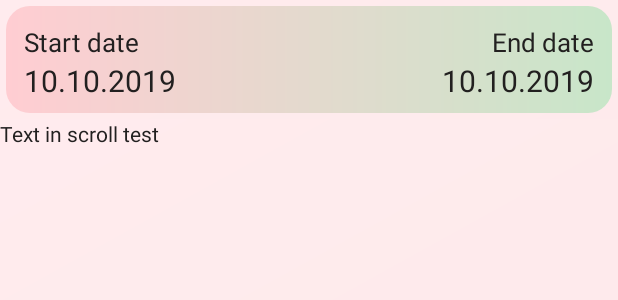
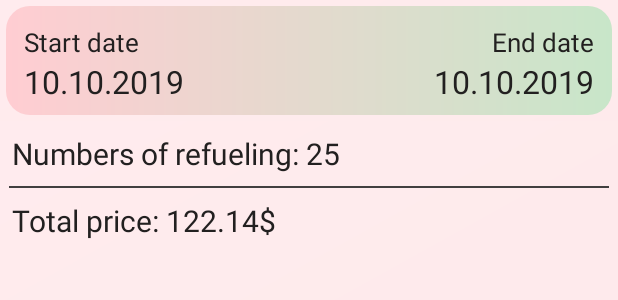
Before and after one commit to CzarqR/FuelManager, an Android app: the layout fragment_statistic.xml on its own in the app's theme, with its tools: preview values and no code run, on a phone screen of 412 x 824 dp. Shown: the top 300 px of the screen. Run offline under Robolectric (Android 15) with nearby library versions, the phone set to English and light mode, and no system bars; Roboto replaces fonts that are not available here.

Commit message:
EditText correct data input, showing base stats

```diff
--- a/app/src/main/java/com/myniprojects/fuelmanager/ui/statistic/StatisticFragment.kt
+++ b/app/src/main/java/com/myniprojects/fuelmanager/ui/statistic/StatisticFragment.kt
@@ -104,11 +104,14 @@ class StatisticFragment : Fragment()
 
         viewModel.numbersOfRefueling.observe(viewLifecycleOwner, Observer {
             Log.d("Numbers $it")
+            binding.txtNumberOfRefueling.text = getString(R.string.numbers_refueling, it)
         })
 
         viewModel.totalPrice.observe(viewLifecycleOwner, Observer {
             Log.d("Price $it")
+            binding.txtTotalSum.text = getString(R.string.tota_sum, it.round(2).toStringFormatted())
         })
+
 
         // endregion
 
--- a/app/src/main/res/layout/fragment_statistic.xml
+++ b/app/src/main/res/layout/fragment_statistic.xml
@@ -58,16 +58,17 @@
                     android:id="@+id/txtStartDateSelected"
                     android:layout_width="wrap_content"
                     android:layout_height="wrap_content"
-                    android:textSize="20sp"
+                    android:textSize="21sp"
                     app:layout_constraintStart_toStartOf="@+id/txtStartDate"
                     app:layout_constraintTop_toBottomOf="@+id/txtStartDate"
                     tools:text="10.10.2019" />
+
 
                 <TextView
                     android:id="@+id/txtEndDateSelected"
                     android:layout_width="wrap_content"
                     android:layout_height="wrap_content"
-                    android:textSize="20sp"
+                    android:textSize="21sp"
                     app:layout_constraintEnd_toEndOf="@+id/txtEndDate"
                     app:layout_constraintTop_toBottomOf="@+id/txtEndDate"
                     tools:text="10.10.2019" />
@@ -82,10 +83,43 @@
                 android:background="@drawable/app_background"
                 tools:context=".ui.statistic.StatisticFragment">
 
-                <TextView
+
+                <LinearLayout
                     android:layout_width="match_parent"
                     android:layout_height="wrap_content"
-                    android:text="Text in scroll test" />
+                    android:orientation="vertical">
+
+
+                    <TextView
+                        android:id="@+id/txtNumberOfRefueling"
+                        android:layout_width="match_parent"
+                        android:layout_height="wrap_content"
+                        android:layout_margin="4dp"
+                        android:padding="4dp"
+                        android:textColor="@color/colorFont"
+                        android:textSize="20sp"
+                        tools:text="Numbers of refueling: 25" />
+
+                    <View
+                        android:layout_width="match_parent"
+                        android:layout_height="1dp"
+                        android:layout_marginStart="6dp"
+                        android:layout_marginEnd="6dp"
+                        android:background="@color/color_separator" />
+
+                    <TextView
+                        android:id="@+id/txtTotalSum"
+                        android:layout_width="match_parent"
+                        android:layout_height="wrap_content"
+                        android:layout_margin="4dp"
+                        android:padding="4dp"
+                        android:textColor="@color/colorFont"
+                        android:textSize="20sp"
+                        tools:text="Total price: 122.14$" />
+
+
+                </LinearLayout>
+
 
             </ScrollView>
 
--- a/app/src/main/res/layout/new_car_dialog.xml
+++ b/app/src/main/res/layout/new_car_dialog.xml
@@ -41,6 +41,7 @@
                 android:inputType="text"
                 android:maxLength="20"
                 android:singleLine="true"
+                android:textColor="@color/colorFont"
                 android:textCursorDrawable="@drawable/cursor" />
 
             <EditText
@@ -54,6 +55,7 @@
                 android:inputType="text"
                 android:maxLength="20"
                 android:singleLine="true"
+                android:textColor="@color/colorFont"
                 android:textCursorDrawable="@drawable/cursor" />
 
             <EditText
@@ -67,6 +69,7 @@
                 android:inputType="text"
                 android:maxLength="20"
                 android:singleLine="true"
+                android:textColor="@color/colorFont"
                 android:textCursorDrawable="@drawable/cursor" />
 
             <EditText
@@ -80,6 +83,7 @@
                 android:inputType="text"
                 android:maxLength="20"
                 android:singleLine="true"
+                android:textColor="@color/colorFont"
                 android:textCursorDrawable="@drawable/cursor" />
 
 
@@ -94,6 +98,7 @@
                 android:inputType="numberDecimal"
                 android:maxLength="15"
                 android:singleLine="true"
+                android:textColor="@color/colorFont"
                 android:textCursorDrawable="@drawable/cursor" />
 
 
--- a/app/src/main/res/values-night/colors.xml
+++ b/app/src/main/res/values-night/colors.xml
@@ -55,4 +55,7 @@
     <color name="date_picker_dialog_selected_month">#FFFFFF</color>
     <color name="date_picker_dialog_day_of_week">#BC735C</color>
 
+    // statistic
+    <color name="color_separator">@color/colorAccent</color>
+
 </resources>
--- a/app/src/main/res/values/colors.xml
+++ b/app/src/main/res/values/colors.xml
@@ -54,5 +54,8 @@
     <color name="date_picker_dialog_selected_month">#B71C1C</color>
     <color name="date_picker_dialog_day_of_week">#611B1B</color>
 
+    // statistic
+    <color name="color_separator">#413F3F</color>
+
 
 </resources>
--- a/app/src/main/res/values/strings.xml
+++ b/app/src/main/res/values/strings.xml
@@ -96,6 +96,8 @@
     <string name="start_date">Start date</string>
     <string name="end_date">End date</string>
     <string name="no_refueling_in_data_range">There isn\'t any refueling in selected data range</string>
+    <string name="numbers_refueling">Numbers of refueling: %1$d</string>
+    <string name="tota_sum">Total price: %1$s</string>
 
 
 </resources>
```
Also changed, not shown: app/src/main/res/layout/fragment_detail.xml (+4 -4 lines), app/src/main/res/layout/new_refueling_dialog.xml (+16 -9 lines).
